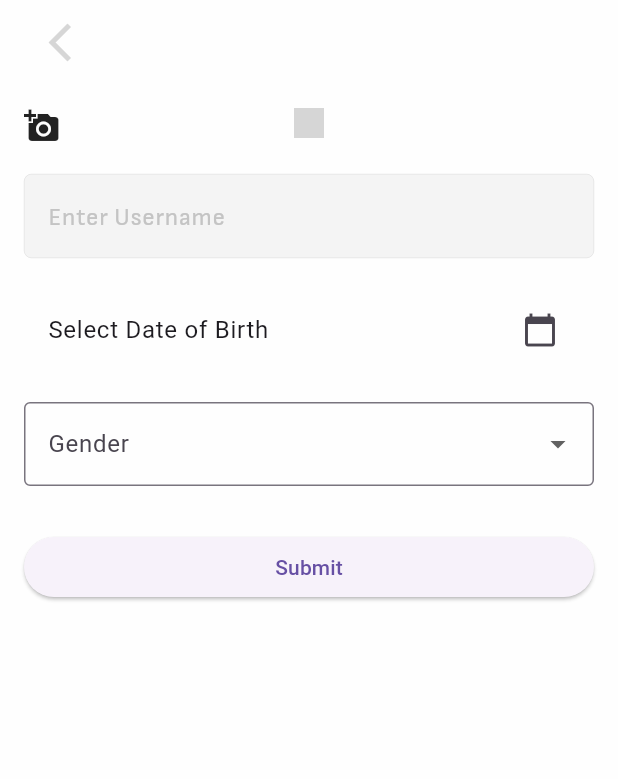
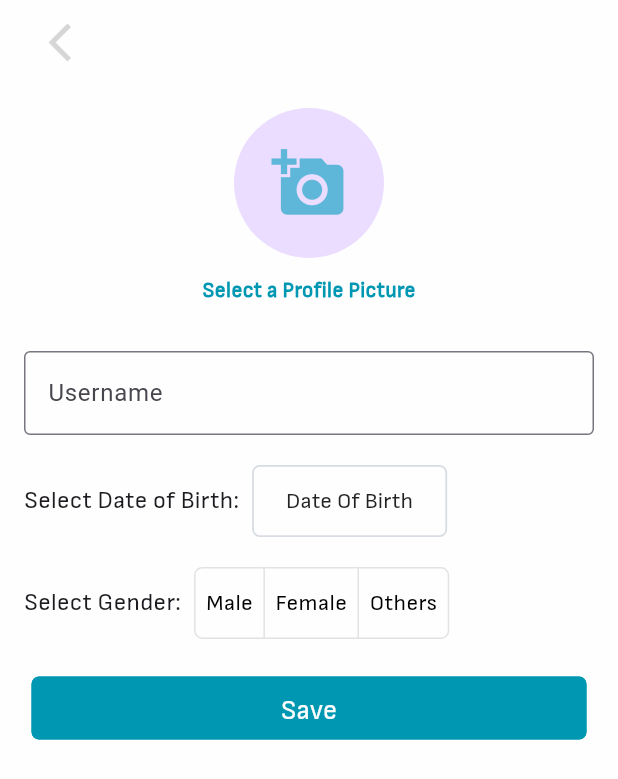
Before and after one commit to lamak-shahiwala/My-Tour-Planner, a Flutter app: the NewUserDetails screen opened directly, on a phone screen of 412 x 824 dp. Shown: the top 779 px of the screen. Run offline on Flutter 3.47's test engine with Material 3 defaults, Android fonts, the phone set to English and light mode, and no system bars; our stand-ins replace flutter_svg, google_sign_in, image_picker, internet_connection_checker_plus, supabase_flutter; accounts and stored records are empty; network calls fail; project files that could hold a hidden picture were left out; grey boxes are pictures that could not be loaded.

Commit message:
Image picker and User Profile

```diff
--- a/lib/backend/classes.dart
+++ b/lib/backend/classes.dart
@@ -244,14 +244,14 @@ class Profile {
   String? user_name;
   String? date_of_birth;
   String? gender;
-  String? profile_phot_url;
+  String? profile_photo_url;
 
   Profile({
     required this.user_id,
     required this.user_name,
     required this.date_of_birth,
     required this.gender,
-    this.profile_phot_url,
+    this.profile_photo_url,
   });
 
   factory Profile.fromMap(Map<String, dynamic> map) {
@@ -260,7 +260,7 @@ class Profile {
       user_name: map['user_name'] as String,
       date_of_birth: map['date_of_birth'] as String,
       gender: map['gender'] as String,
-      profile_phot_url: map['profile_photo_url'] as String,
+      profile_photo_url: map['profile_photo_url'] as String,
     );
   }
 
@@ -270,7 +270,7 @@ class Profile {
       'user_name': user_name,
       'date_of_birth': date_of_birth,
       'gender': gender,
-      'profile_phot_url': profile_phot_url,
+      'profile_photo_url': profile_photo_url,
     };
   }
 }
--- a/lib/screens/create_trip/testing_edit_itinerary.dart
+++ b/lib/screens/create_trip/testing_edit_itinerary.dart
@@ -169,8 +169,8 @@ class _EditItineraryScreenState extends State<TestingEditItineraryScreen> {
     );
 
     //  Navigate back to Home
-    // Navigator.push(
-    //     context, MaterialPageRoute(builder: (context) => Home()));
+    Navigator.push(
+        context, MaterialPageRoute(builder: (context) => Home()));
   }
 
   Widget _tripTemplate(int index) {
--- a/lib/screens/home/home.dart
+++ b/lib/screens/home/home.dart
@@ -1,6 +1,4 @@
 import 'package:flutter/material.dart';
-import 'package:my_tour_planner/screens/preferences/trip_type_preference.dart';
-import 'package:my_tour_planner/screens/user_details/new_user_details.dart';
 import 'package:my_tour_planner/utilities/app_bar/bottom_app_bar.dart';
 import 'package:my_tour_planner/utilities/search_bar/grey_search_bar.dart';
 
@@ -53,9 +51,6 @@ class Home extends StatelessWidget {
 
         child: Column(
           children: [
-            ElevatedButton(onPressed: (){
-              Navigator.push(context, MaterialPageRoute(builder: (context)=>NewUserDetails()));
-            }, child: Text("User Detail Form")),
             Expanded(child: HomeGrid()),
           ],
         ),
--- a/lib/screens/user_details/new_user_details.dart
+++ b/lib/screens/user_details/new_user_details.dart
@@ -1,82 +1,38 @@
-/*
-
-This code is not complete and giving error rn
-
- */
-
 import 'package:flutter/material.dart';
-import 'package:image_picker/image_picker.dart';
+import 'package:intl/intl.dart';
 import 'package:my_tour_planner/screens/preferences/preferences_intro_screen.dart';
+import 'package:my_tour_planner/utilities/button/arrow_back_button.dart';
+import 'package:my_tour_planner/utilities/button/button.dart';
 import 'package:my_tour_planner/utilities/button/white_date_picker_button.dart';
-import 'package:permission_handler/permission_handler.dart';
-import 'dart:io';
-
-import '../../services/internet_connectivity.dart';
-import '../../services/pfp_services.dart';
-import '../../utilities/button/arrow_back_button.dart';
+import 'package:my_tour_planner/utilities/image_picker/profile_image_picker.dart';
+import 'package:my_tour_planner/utilities/text/text_styles.dart';
+import 'package:supabase_flutter/supabase_flutter.dart';
 
 class NewUserDetails extends StatefulWidget {
-  const NewUserDetails({super.key});
+  const NewUserDetails({Key? key}) : super(key: key);
 
   @override
   State<NewUserDetails> createState() => _NewUserDetailsState();
 }
 
 class _NewUserDetailsState extends State<NewUserDetails> {
+  String? _imageUrl;
+  final SupabaseClient supabase = Supabase.instance.client;
+
   final _formKey = GlobalKey<FormState>();
+  final _usernameController = TextEditingController();
 
-  final TextEditingController _usernameController = TextEditingController();
+  DateTime? _selectedDate;
+  int? _selectedGenderIndex;
 
-  DateTime? _dob;
+  final List<String> _genderOptions = ['Male', 'Female', 'Others'];
 
-  String? _gender;
+  bool _usernameError = false;
+  bool _dobError = false;
+  bool _genderError = false;
 
-  File? _profileImage;
-
-  Future<void> requestStoragePermission() async {
-    if (await Permission.photos.request().isGranted ||
-        await Permission.storage.request().isGranted) {
-      // Permission granted
-    } else {
-      // Handle permission denied
-      openAppSettings(); // optional
-    }
-  }
-
-
-  File? _selectedImage;
-  late File imageFile;
-
-  Future<void> pickProfileImage() async {
-    File? image = await pickImage();
-    _profileImage = image;
-    if (image != null) {
-      setState(() {
-        _selectedImage = image;
-      });
-    }
-  }
-
-  Future<void> saveProfileImage() async {
-    String? imagePath = await saveImage(_selectedImage);
-
-    if (imagePath != null) {
-      setState(() {
-        imageFile = File(imagePath);
-      });
-    }
-  }
-
-  Future<void> saveProfileImageOnline() async {
-    if (_selectedImage != null) {
-      await uploadProfileImageToSupabase(imageFile);
-    } else {
-      print("No image selected, skipping upload.");
-    }
-  }
-
-  Future<void> _pickDOB() async {
-    final picked = await showDatePicker(
+  Future<void> _pickDate() async {
+    final DateTime? picked = await showDatePicker(
       context: context,
       initialDate: DateTime(2000),
       firstDate: DateTime(1900),
@@ -84,141 +40,159 @@ class _NewUserDetailsState extends State<NewUserDetails> {
     );
     if (picked != null) {
       setState(() {
-        _dob = picked;
+        _selectedDate = picked;
       });
-    }
-  }
-
-  void _submitForm() async {
-    if (_formKey.currentState!.validate() &&
-        _dob != null &&
-        _gender != null &&
-        _profileImage != null) {
-        bool hasInternet = await getInternetStatus();
-        if (!hasInternet) {
-          //noInternetAlert(context);
-        }
-        if (_selectedImage != null) {
-          await saveProfileImage();
-          await saveProfileImageOnline();
-          Navigator.push(context,
-              MaterialPageRoute(builder: (context) => PreferencesIntroScreen()));
-        } else {
-          String defaultUrl = await fetchDefaultProfileUrl();
-        }
-    } else {
-      ScaffoldMessenger.of(context).showSnackBar(
-        const SnackBar(content: Text('Please fill all fields')),
-      );
     }
   }
 
   @override
   Widget build(BuildContext context) {
     return Scaffold(
-      appBar: AppBar(
-        automaticallyImplyLeading: false,
-        title: Align(alignment: Alignment.topLeft, child: ArrowBackButton()),
-      ),
+      appBar:
+      AppBar(automaticallyImplyLeading: false, title: ArrowBackButton()),
       body: Padding(
         padding: const EdgeInsets.all(16.0),
         child: Form(
           key: _formKey,
           child: ListView(
             children: [
-              // Profile Image Picker
-              Center(
-                child: GestureDetector(
-                  onTap: pickProfileImage,
-                  child: Stack(
-                    children: [
-                      Center(
-                        child: CircleAvatar(
-                          radius: 10,
-                          backgroundColor: Colors.transparent,
-                          backgroundImage: _selectedImage != null
-                              ? FileImage(_selectedImage!)
-                              : AssetImage(
-                            'assets/images/icons/new_profile_icon.png',
-                          ) as ImageProvider,
-                        ),
-                      ),
-                      if (_selectedImage == null)
-                        Icon(Icons.add_a_photo),
-                    ],
-                  ),
-                ),
+              ProfileImagePicker(
+                imageUrl: _imageUrl,
+                onUpload: (imageUrl) async {
+                  setState(() {
+                    _imageUrl = imageUrl;
+                  });
+                },
               ),
-              const SizedBox(height: 20),
+              const SizedBox(height: 30),
 
               TextFormField(
                 controller: _usernameController,
-                decoration: InputDecoration(
-                  hintText: "Enter Username",
-                  hintStyle: TextStyle(
-                    color: Color(0xFFC4C4C4),
-                    fontFamily: "Sofia_Sans",
-                    fontWeight: FontWeight.w400,
+                decoration: const InputDecoration(
+                  labelText: 'Username',
+                  border: OutlineInputBorder(),
+                ),
+                onChanged: (_) {
+                  setState(() => _usernameError = false);
+                },
+              ),
+              if (_usernameError)
+                const Padding(
+                  padding: EdgeInsets.only(top: 6.0),
+                  child: Text(
+                    'Username is required',
+                    style: TextStyle(color: Colors.red, fontSize: 13),
                   ),
-                  filled: true,
-                  fillColor: const Color(0xFFF4F4F4),
-                  enabledBorder: OutlineInputBorder(
-                    borderRadius: BorderRadius.circular(5),
-                    borderSide: const BorderSide(
-                      color: Color(0xFFC4C4C4),
-                      width: .2,
+                ),
+              const SizedBox(height: 20),
+
+              Row(
+                children: [
+                  Text("Select Date of Birth: ",
+                      style: TextStyle(
+                          fontSize: 16,
+                          fontFamily: 'Sofia_Sans',
+                          fontWeight: FontWeight.w500)),
+                  const SizedBox(width: 5),
+                  WhiteDatePicker_button(
+                    width: 130,
+                    onPress: _pickDate,
+                    buttonLabel: Text(
+                      _selectedDate == null
+                          ? 'Date Of Birth'
+                          : DateFormat("d MMM, yyyy").format(_selectedDate!),
+                      style: const TextStyle(
+                          fontSize: 15, fontFamily: 'Sofia_Sans'),
+                      textAlign: TextAlign.center,
                     ),
                   ),
-                  focusedBorder: OutlineInputBorder(
-                    borderRadius: BorderRadius.circular(5),
-                    borderSide: const BorderSide(
-                      color: Color(0xFFF4F4F4),
-                      width: .2,
-                    ),
+                ],
+              ),
+              if (_dobError)
+                const Padding(
+                  padding: EdgeInsets.only(top: 6.0),
+                  child: Text(
+                    'Date of birth is required',
+                    style: TextStyle(color: Colors.red, fontSize: 13),
                   ),
                 ),
-                validator: (value) =>
-                    value == null || value.isEmpty ? 'Enter username' : null,
-              ),
               const SizedBox(height: 20),
 
-              // DOB Picker
-              //WhiteDatePicker_button(onPress: onPress, buttonLabel: buttonLabel),
-              ListTile(
-                title: Text(_dob == null
-                    ? "Select Date of Birth"
-                    : "DOB: ${_dob!.toLocal().toString().split(' ')[0]}"),
-                trailing: const Icon(Icons.calendar_today),
-                onTap: _pickDOB,
+              Row(
+                children: [
+                  Text("Select Gender: ",
+                      style: TextStyle(
+                          fontSize: 16,
+                          fontFamily: 'Sofia_Sans',
+                          fontWeight: FontWeight.w500)),
+                  const SizedBox(width: 5),
+                  ToggleButtons(
+                    isSelected: List.generate(
+                      _genderOptions.length,
+                          (index) => _selectedGenderIndex == index,
+                    ),
+                    onPressed: (int index) {
+                      setState(() {
+                        _selectedGenderIndex = index;
+                        _genderError = false;
+                      });
+                    },
+                    borderRadius: BorderRadius.circular(5),
+                    selectedColor: const Color.fromRGBO(254, 254, 254, 1),
+                    fillColor: const Color.fromRGBO(0, 157, 192, 1),
+                    color: Colors.black,
+                    constraints:
+                    const BoxConstraints(minHeight: 46, minWidth: 0),
+                    children: _genderOptions
+                        .map((gender) => Padding(
+                      padding:
+                      const EdgeInsets.symmetric(horizontal: 7.0),
+                      child: Text(
+                        gender,
+                        style: const TextStyle(
+                            fontSize: 15, fontFamily: 'Sofia_Sans'),
+                      ),
+                    ))
+                        .toList(),
+                  ),
+                ],
               ),
+              if (_genderError)
+                const Padding(
+                  padding: EdgeInsets.only(top: 6.0),
+                  child: Text(
+                    'Gender selection is required',
+                    style: TextStyle(color: Colors.red, fontSize: 13),
+                  ),
+                ),
               const SizedBox(height: 20),
 
-              // Gender Dropdown
-              DropdownButtonFormField<String>(
-                value: _gender,
-                decoration: const InputDecoration(
-                  labelText: "Gender",
-                  border: OutlineInputBorder(),
+              Center(
+                child: active_button_blue(
+                  onPress: () {
+                    setState(() {
+                      _usernameError =
+                          _usernameController.text.trim().isEmpty;
+                      _dobError = _selectedDate == null;
+                      _genderError = _selectedGenderIndex == null;
+                    });
+
+                    if (!_usernameError &&
+                        !_dobError &&
+                        !_genderError) {
+                      Navigator.push(
+                        context,
+                        MaterialPageRoute(
+                          builder: (context) => PreferencesIntroScreen(),
+                        ),
+                      );
+                    }
+                  },
+                  buttonLabel: const Text(
+                    'Save',
+                    style: active_button_text_blue,
+                  ),
                 ),
-                items: ["Male", "Female", "Other"]
-                    .map((gender) => DropdownMenuItem(
-                          value: gender,
-                          child: Text(gender),
-                        ))
-                    .toList(),
-                onChanged: (value) {
-                  setState(() {
-                    _gender = value;
-                  });
-                },
-                validator: (value) => value == null ? 'Select gender' : null,
-              ),
-              const SizedBox(height: 30),
-
-              // Submit Button
-              ElevatedButton(
-                onPressed: _submitForm,
-                child: const Text("Submit"),
               ),
             ],
           ),
--- a/lib/services/auth_gate.dart
+++ b/lib/services/auth_gate.dart
@@ -10,7 +10,6 @@ authenticated   -> Home Screen
 import 'package:flutter/material.dart';
 import 'package:my_tour_planner/screens/home/home.dart';
 import 'package:my_tour_planner/screens/intro/welcome.dart';
-import 'package:my_tour_planner/screens/preferences/preferences_intro_screen.dart';
 import 'package:my_tour_planner/screens/user_details/new_user_details.dart';
 import 'package:supabase_flutter/supabase_flutter.dart';
 
@@ -37,9 +36,9 @@ class AuthGate extends StatelessWidget {
           final createdAt = DateTime.tryParse(user?.createdAt ?? '');
           final now = DateTime.now();
           final isNew = createdAt != null && now.difference(createdAt).inMinutes < 5;
-
+          // instead of isNew check whether the username is there or not!!
           if(isNew){
-            return PreferencesIntroScreen();
+            return NewUserDetails();
           }
           else if(session != null){
             return Home();
--- /dev/null
+++ b/lib/utilities/image_picker/profile_image_picker.dart
@@ -0,0 +1,81 @@
+import 'package:flutter/material.dart';
+import 'package:image_picker/image_picker.dart';
+import 'package:supabase_flutter/supabase_flutter.dart';
+
+class ProfileImagePicker extends StatelessWidget {
+  ProfileImagePicker(
+      {super.key, required this.imageUrl, required this.onUpload});
+
+  final String? imageUrl;
+  final void Function(String imageUrl) onUpload;
+
+  final SupabaseClient supabase = Supabase.instance.client;
+
+  @override
+  Widget build(BuildContext context) {
+    return GestureDetector(
+      onTap: () async {
+        final ImagePicker picker = ImagePicker();
+        XFile? image = await picker.pickImage(source: ImageSource.gallery);
+        if (image == null) {
+          return;
+        }
+        final imageExtension = image.path.contains('.')
+            ? image.path.split('.').last.toLowerCase()
+            : 'jpeg';
+        final imageBytes = await image.readAsBytes();
+        final userId = supabase.auth.currentUser!.id;
+        final imagePath = "$userId/profile";
+
+          await supabase.storage.from("profiles").uploadBinary(
+            imagePath,
+            imageBytes,
+            fileOptions: FileOptions(
+              upsert: true,
+              contentType: "image/$imageExtension",),
+          );
+          String imageUrl =
+          supabase.storage.from("profiles").getPublicUrl(imagePath);
+          imageUrl = Uri.parse(imageUrl).replace(queryParameters: {
+            't': DateTime.now().millisecondsSinceEpoch.toString()
+          }).toString();
+          onUpload(imageUrl);
+      },
+      child: Column(
+        children: [
+          SizedBox(
+            height: 100,
+            width: 100,
+            child: imageUrl != null
+                ? CircleAvatar(
+                    radius: 50,
+                    backgroundImage: NetworkImage(
+                      imageUrl!,
+                    ),
+                  )
+                : CircleAvatar(
+                    radius: 50,
+                    child: Icon(
+                      Icons.add_a_photo,
+                      size: 50,
+                      color: Color.fromRGBO(0, 157, 192, .6),
+                    ),
+                  ),
+          ),
+          SizedBox(
+            height: 12,
+          ),
+          Text(
+            "Select a Profile Picture",
+            style: TextStyle(
+              color: Color.fromRGBO(0, 151, 178, 1),
+              fontSize: 14,
+              fontFamily: 'Sofia_Sans',
+              fontWeight: FontWeight.w600,
+            ),
+          )
+        ],
+      ),
+    );
+  }
+}
--- a/lib/utilities/text/text_styles.dart
+++ b/lib/utilities/text/text_styles.dart
@@ -75,6 +75,7 @@ const lightGrey_paragraph_text =  TextStyle(
 
 const textField_placeholder = TextStyle(
   color: Color(0xFFC4C4C4),
+  fontSize: 16,
   fontFamily: "Sofia_Sans",
   fontWeight: FontWeight.w400,
 );
--- a/pubspec.yaml
+++ b/pubspec.yaml
@@ -81,7 +81,7 @@ flutter:
     - assets/images/welcome3_img.png
     - assets/images/welcome4_img.png
     - assets/images/preferences_intro.png
-    - assets/images/goolge-icon.png
+    - assets/images/google-icon.png
     - assets/images/MTP_App_Icon.png
     - assets/images/icons/home-active-icon.svg
     - assets/images/icons/home-notactive-icon.svg
```
Also changed, not shown: lib/screens/auth/user_login.dart (+9 -2 lines), lib/screens/auth/user_registration.dart (+8 -1 lines), lib/services/pfp_services.dart (deleted, +0 -169 lines), assets/images/google-icon.png (renamed from assets/images/goolge-icon.png), lib/utilities/image_picker/template_cover_picker.dart (added), 4 other files.
